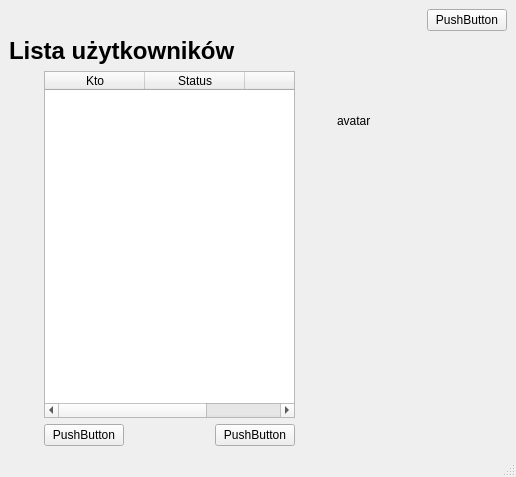
Qt form JaroEliCall/gui/listusers.ui (jaroslaw-wieczorek/Project_IP_Telephony_Python_Voip) before a commit.
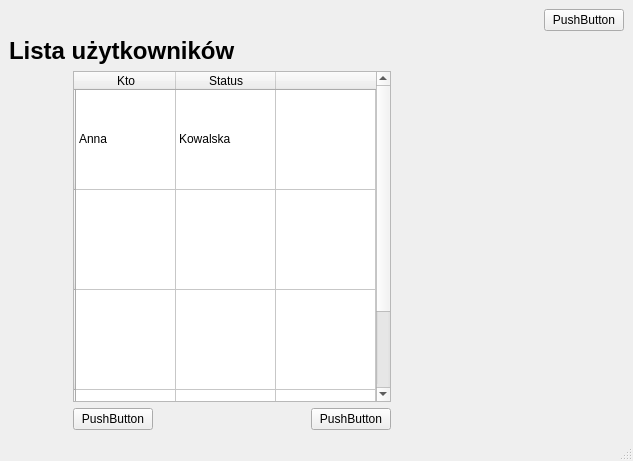
The same form after that commit. Icons and pictures are not drawn.

```diff
--- a/JaroEliCall/gui/listusers.ui
+++ b/JaroEliCall/gui/listusers.ui
@@ -6,8 +6,8 @@
    <rect>
     <x>0</x>
     <y>0</y>
-    <width>516</width>
-    <height>477</height>
+    <width>633</width>
+    <height>461</height>
    </rect>
   </property>
   <property name="windowTitle">
@@ -81,9 +81,15 @@
        <layout class="QVBoxLayout" name="verticalLayout">
         <item>
          <widget class="QTableWidget" name="tableWidget">
+          <property name="minimumSize">
+           <size>
+            <width>0</width>
+            <height>0</height>
+           </size>
+          </property>
           <property name="maximumSize">
            <size>
-            <width>300</width>
+            <width>16777215</width>
             <height>16777215</height>
            </size>
           </property>
@@ -93,9 +99,62 @@
           <property name="midLineWidth">
            <number>1</number>
           </property>
+          <property name="sizeAdjustPolicy">
+           <enum>QAbstractScrollArea::AdjustToContentsOnFirstShow</enum>
+          </property>
           <property name="autoScroll">
            <bool>false</bool>
           </property>
+          <property name="iconSize">
+           <size>
+            <width>20</width>
+            <height>20</height>
+           </size>
+          </property>
+          <property name="textElideMode">
+           <enum>Qt::ElideMiddle</enum>
+          </property>
+          <attribute name="horizontalHeaderCascadingSectionResizes">
+           <bool>true</bool>
+          </attribute>
+          <attribute name="horizontalHeaderDefaultSectionSize">
+           <number>100</number>
+          </attribute>
+          <attribute name="verticalHeaderMinimumSectionSize">
+           <number>100</number>
+          </attribute>
+          <row>
+           <property name="text">
+            <string/>
+           </property>
+           <property name="textAlignment">
+            <set>AlignCenter</set>
+           </property>
+          </row>
+          <row>
+           <property name="text">
+            <string/>
+           </property>
+           <property name="textAlignment">
+            <set>AlignCenter</set>
+           </property>
+          </row>
+          <row>
+           <property name="text">
+            <string/>
+           </property>
+           <property name="textAlignment">
+            <set>AlignCenter</set>
+           </property>
+          </row>
+          <row>
+           <property name="text">
+            <string/>
+           </property>
+           <property name="textAlignment">
+            <set>AlignCenter</set>
+           </property>
+          </row>
           <column>
            <property name="text">
             <string>Kto</string>
@@ -111,6 +170,32 @@
             <string/>
            </property>
           </column>
+          <item row="0" column="0">
+           <property name="text">
+            <string>Anna</string>
+           </property>
+          </item>
+          <item row="0" column="1">
+           <property name="text">
+            <string>Kowalska</string>
+           </property>
+          </item>
+          <item row="0" column="2">
+           <property name="text">
+            <string/>
+           </property>
+           <property name="icon">
+            <iconset>
+             <activeoff>../../../.designer/backup/icons/111317-essential-ui/svg/close-cross.svg</activeoff>
+             <activeon>../../../.designer/backup/icons/111317-essential-ui/png/check-mark.png</activeon>
+            </iconset>
+           </property>
+          </item>
+          <item row="1" column="2">
+           <property name="text">
+            <string/>
+           </property>
+          </item>
          </widget>
         </item>
         <item>
@@ -146,19 +231,6 @@
         </item>
        </layout>
       </item>
-      <item>
-       <spacer name="horizontalSpacer_6">
-        <property name="orientation">
-         <enum>Qt::Horizontal</enum>
-        </property>
-        <property name="sizeHint" stdset="0">
-         <size>
-          <width>40</width>
-          <height>20</height>
-         </size>
-        </property>
-       </spacer>
-      </item>
       <item>
        <layout class="QVBoxLayout" name="verticalLayout_2">
         <item>
@@ -169,8 +241,26 @@
             <height>100</height>
            </size>
           </property>
+          <property name="midLineWidth">
+           <number>-1</number>
+          </property>
           <property name="text">
-           <string>avatar</string>
+           <string/>
+          </property>
+          <property name="pixmap">
+           <pixmap>../../../.designer/backup/icons/111317-essential-ui/svg/edit-profile.svg</pixmap>
+          </property>
+          <property name="scaledContents">
+           <bool>true</bool>
+          </property>
+          <property name="alignment">
+           <set>Qt::AlignCenter</set>
+          </property>
+          <property name="margin">
+           <number>3</number>
+          </property>
+          <property name="indent">
+           <number>0</number>
           </property>
          </widget>
         </item>
```
Left out of the diff: 8 changed lines with no effect on the pictures.
